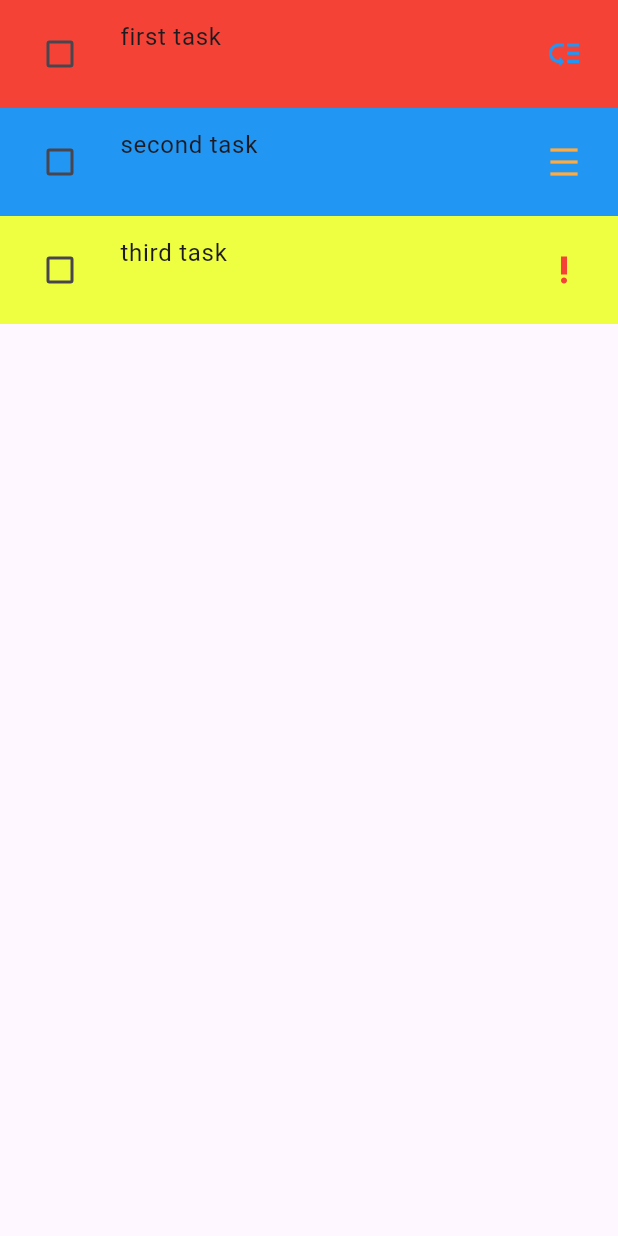
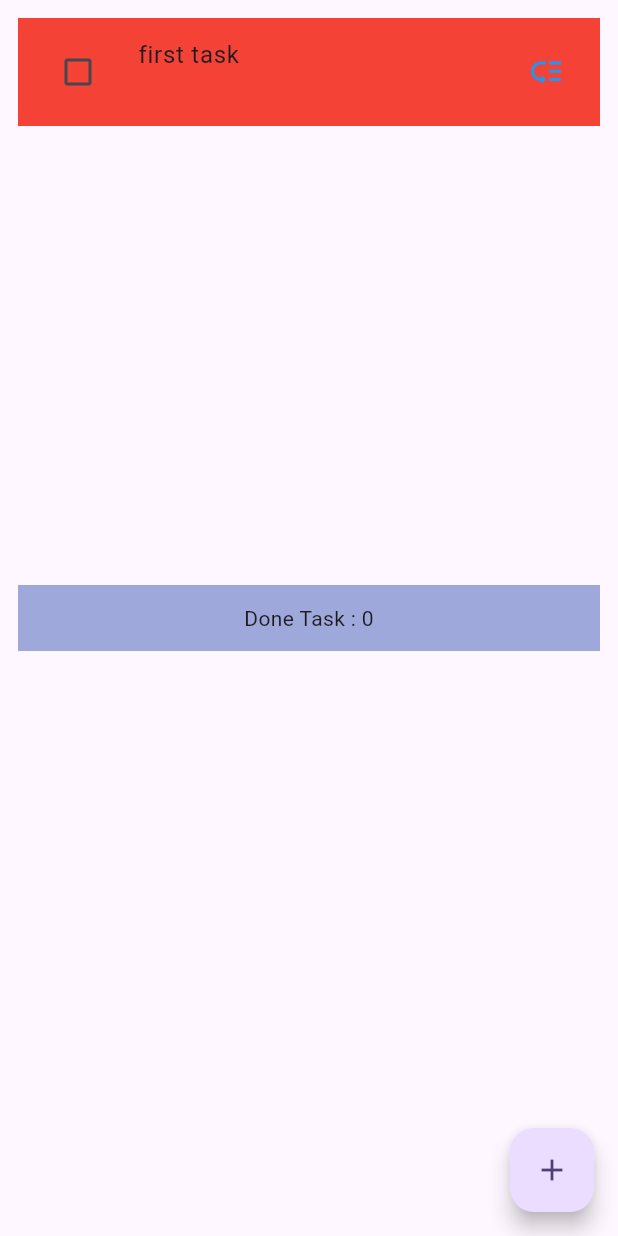
Before and after one commit to Jendrula95/flutter_todo_list, a Flutter app: the screen it shows after launch, on a phone screen of 412 x 824 dp. Run offline on Flutter 3.47's test engine with Material 3 defaults, Android fonts, the phone set to English and light mode, and no system bars; missing offline and left inert: dart:js_interop; generated files the repository leaves out were written again.

Commit message:
Add done app

```diff
--- a/lib/data/list_of_tasks.dart
+++ b/lib/data/list_of_tasks.dart
@@ -1,21 +1,14 @@
 import 'package:flutter/material.dart';
 import 'package:flutter_todo_list/data/models/task_priority.dart';
 import 'package:flutter_todo_list/data/task.dart';
+import 'package:uuid/uuid.dart';
+
+final uuid = Uuid();
 
 var listOfTask = [
-  const Task(
-      title: 'first task', color: Colors.red, taskPriority: TaskPriority.low),
-  const Task(
-    title: 'second task',
-    color: Colors.blue,
-    taskPriority: TaskPriority.medium,
-  ),
-  const Task(
-      title: 'third task',
-      color: Colors.limeAccent,
-      taskPriority: TaskPriority.high),
-  const Task(
-      title: 'fourth task',
-      color: Colors.green,
+  Task(
+      id: uuid.v4(),
+      title: 'first task',
+      color: Colors.red,
       taskPriority: TaskPriority.low),
 ];
--- a/lib/data/task.dart
+++ b/lib/data/task.dart
@@ -1,15 +1,41 @@
+// ignore_for_file: public_member_api_docs, sort_constructors_first
+import 'dart:convert';
+
 import 'package:flutter/material.dart';
+
 import 'package:flutter_todo_list/data/models/task_priority.dart';
 
 class Task {
   const Task({
+    required this.id,
+    this.color,
     required this.title,
+    this.subtitle,
     required this.taskPriority,
-    this.subtitle,
-    this.color,
+    this.isDone = false,
   });
+  final String id;
   final Color? color;
+  final bool isDone;
   final String title;
   final String? subtitle;
   final TaskPriority taskPriority;
+
+  Task copyWith({
+    String? id,
+    Color? color,
+    String? title,
+    String? subtitle,
+    TaskPriority? taskPriority,
+    bool? isDone,
+  }) {
+    return Task(
+      id: id ?? this.id,
+      color: color ?? this.color,
+      title: title ?? this.title,
+      subtitle: subtitle ?? this.subtitle,
+      taskPriority: taskPriority ?? this.taskPriority,
+      isDone: isDone ?? this.isDone,
+    );
+  }
 }
--- a/lib/main.dart
+++ b/lib/main.dart
@@ -1,7 +1,11 @@
 import 'package:flutter/material.dart';
 import 'package:flutter_gen/gen_l10n/app_localizations.dart';
+import 'package:flutter_todo_list/data/controllers/list_notifier.dart';
 import 'package:flutter_todo_list/data/list_of_tasks.dart';
-import 'package:flutter_todo_list/view/my_list_tile.dart';
+import 'package:flutter_todo_list/data/task.dart';
+import 'package:flutter_todo_list/view/edit_task_page.dart';
+import 'package:flutter_todo_list/widgets/dismiss_backgroud.dart';
+import 'package:flutter_todo_list/widgets/my_list_tile.dart';
 
 void main() {
   runApp(const MyApp());
@@ -21,25 +25,100 @@ class MyApp extends StatelessWidget {
       title: 'Localizations Sample App',
       localizationsDelegates: AppLocalizations.localizationsDelegates,
       supportedLocales: AppLocalizations.supportedLocales,
-      home: FirstWidget(),
+      home: FirstWidget(
+        listNotifier: ListNotifier(listOfTask),
+      ),
     );
   }
 }
 
 class FirstWidget extends StatelessWidget {
-  FirstWidget({Key? key}) : super(key: key);
+  const FirstWidget({super.key, required this.listNotifier});
 
-  bool checkboxValue = false;
+  final ListNotifier listNotifier;
 
   @override
   Widget build(BuildContext context) {
     return Scaffold(
-      body: ListView.builder(
-        itemCount: 3,
-        itemBuilder: (context, index) => MyListTile(
-          task: listOfTask[index],
+        body: Padding(
+          padding: const EdgeInsets.all(12.0),
+          child: ValueListenableBuilder<List<Task>>(
+              valueListenable: listNotifier,
+              builder: (context, value, child) {
+                return Column(
+                  children: [
+                    Expanded(
+                      child: value.isNotEmpty
+                          ? ListView.builder(
+                              itemCount: listOfTask.length,
+                              itemBuilder: (context, index) => Padding(
+                                    padding: const EdgeInsets.only(bottom: 8.0),
+                                    child: Dismissible(
+                                      secondaryBackground:
+                                          const DismissBackground(
+                                        mainAxisAlignment:
+                                            MainAxisAlignment.start,
+                                      ),
+                                      background: const DismissBackground(
+                                        mainAxisAlignment:
+                                            MainAxisAlignment.start,
+                                      ),
+                                      onDismissed: (direction) =>
+                                          listNotifier.removeTask(value[index]),
+                                      key: ValueKey(value[index]),
+                                      child: MyListTile(
+                                        task: listOfTask[index],
+                                        listNotifier: listNotifier,
+                                      ),
+                                    ),
+                                  ))
+                          : const Center(
+                              child: Text(
+                                "Add new Task",
+                                textAlign: TextAlign.center,
+                                style: TextStyle(
+                                  fontSize: 40,
+                                  color: Colors.grey,
+                                ),
+                              ),
+                            ),
+                    ),
+                    ColoredBox(
+                      color: Colors.indigo.shade200,
+                      child: Padding(
+                        padding: const EdgeInsets.all(12.0),
+                        child: Row(
+                          mainAxisAlignment: MainAxisAlignment.center,
+                          children: [
+                            Text(
+                                'Done Task : ${listNotifier.listOfDownTask.length}')
+                          ],
+                        ),
+                      ),
+                    ),
+                    Expanded(
+                        child: ListView.builder(
+                            itemCount: listNotifier.listOfDownTask.length,
+                            itemBuilder: (context, index) {
+                              return MyListTile(
+                                disableOnTap: true,
+                                task: listNotifier.listOfDownTask[index],
+                                listNotifier: listNotifier,
+                              );
+                            }))
+                  ],
+                );
+              }),
         ),
-      ),
-    );
+        floatingActionButton: FloatingActionButton(
+          child: const Icon(Icons.add),
+          onPressed: () {
+            Navigator.of(context).push(MaterialPageRoute(
+              builder: (context) => EditTaskPage(
+                listNotifier: listNotifier,
+              ),
+            ));
+          },
+        ));
   }
 }
--- a/lib/view/my_list_tile.dart
+++ /dev/null
@@ -1,37 +0,0 @@
-import 'package:flutter/material.dart';
-import 'package:flutter/scheduler.dart';
-import 'package:flutter_todo_list/data/models/task_priority.dart';
-import 'package:flutter_todo_list/data/task.dart';
-
-class MyListTile extends StatefulWidget {
-  const MyListTile({
-    super.key,
-    required this.task,
-  });
-  final Task task;
-
-  @override
-  State<MyListTile> createState() => _MyListTileState();
-}
-
-class _MyListTileState extends State<MyListTile> {
-  bool checkboxValue = false;
-  @override
-  Widget build(BuildContext context) {
-    return ColoredBox(
-      color: widget.task.color ?? Colors.white,
-      child: ListTile(
-        leading: Checkbox(
-          onChanged: (value) => setState(() {
-            checkboxValue = value ?? false;
-          }),
-          value: checkboxValue,
-        ),
-        title: Text(widget.task.title),
-        subtitle: Text(widget.task.subtitle ?? ''),
-        trailing: widget.task.taskPriority.icon,
-        style: ListTileStyle.list,
-      ),
-    );
-  }
-}
--- /dev/null
+++ b/lib/widgets/my_list_tile.dart
@@ -0,0 +1,55 @@
+import 'dart:js_interop';
+
+import 'package:flutter/material.dart';
+import 'package:flutter/scheduler.dart';
+import 'package:flutter_todo_list/data/controllers/list_notifier.dart';
+import 'package:flutter_todo_list/data/models/task_priority.dart';
+import 'package:flutter_todo_list/data/task.dart';
+import 'package:flutter_todo_list/view/edit_task_page.dart';
+
+class MyListTile extends StatefulWidget {
+  const MyListTile({
+    super.key,
+    required this.task,
+    required this.listNotifier,
+    this.disableOnTap = false,
+  });
+  final Task task;
+  final ListNotifier listNotifier;
+  final bool disableOnTap;
+  @override
+  State<MyListTile> createState() => _MyListTileState();
+}
+
+class _MyListTileState extends State<MyListTile> {
+  @override
+  Widget build(BuildContext context) {
+    bool checkboxValue = widget.task.isDone;
+    return Column(
+      children: [
+        ColoredBox(
+          color:
+              !checkboxValue ? widget.task.color ?? Colors.white : Colors.grey,
+          child: ListTile(
+              leading: Checkbox(
+                onChanged: (value) => setState(() {
+                  widget.listNotifier.toggleDone(widget.task);
+                }),
+                value: checkboxValue,
+              ),
+              title: Text(widget.task.title),
+              subtitle: Text(widget.task.subtitle ?? ''),
+              trailing: widget.task.taskPriority.icon,
+              style: ListTileStyle.list,
+              onTap: () => widget.disableOnTap
+                  ? null
+                  : Navigator.of(context).push(MaterialPageRoute(
+                      builder: (context) => EditTaskPage(
+                            listNotifier: widget.listNotifier,
+                            task: widget.task,
+                          )))),
+        ),
+      ],
+    );
+  }
+}
--- a/pubspec.yaml
+++ b/pubspec.yaml
@@ -14,6 +14,7 @@ dependencies:
   flutter_localizations:
     sdk: flutter
   intl: any
+  uuid: ^3.0.7
 
 dev_dependencies:
   flutter_test:
```
Also changed, not shown: lib/data/controllers/list_notifier.dart (added, +40 -0 lines), lib/utils/colors.dart (added, +13 -0 lines), lib/utils/extensions.dart (added, +12 -0 lines), lib/view/edit_task_page.dart (added, +139 -0 lines), lib/view/title_textfield.dart (added, +21 -0 lines), lib/widgets/color_piker.dart (added, +52 -0 lines), lib/widgets/color_piker_item.dart (added, +18 -0 lines), lib/widgets/dismiss_backgroud.dart (added, +21 -0 lines), lib/widgets/dropdown_priority_piker.dart (added, +48 -0 lines), pubspec.lock.
